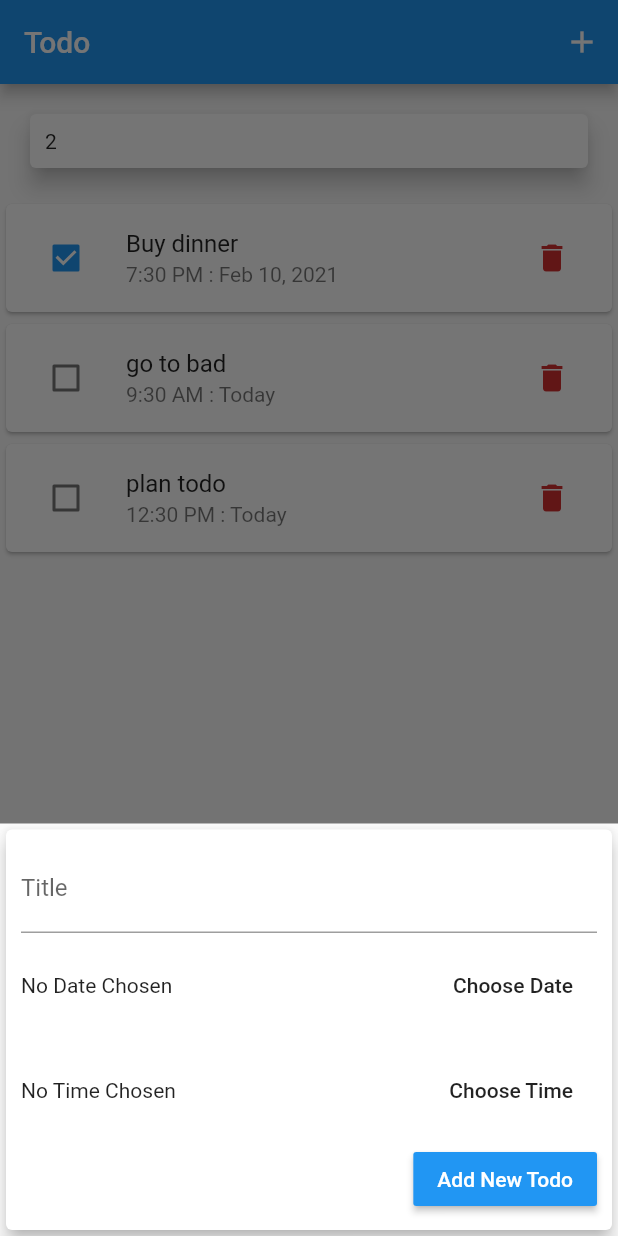
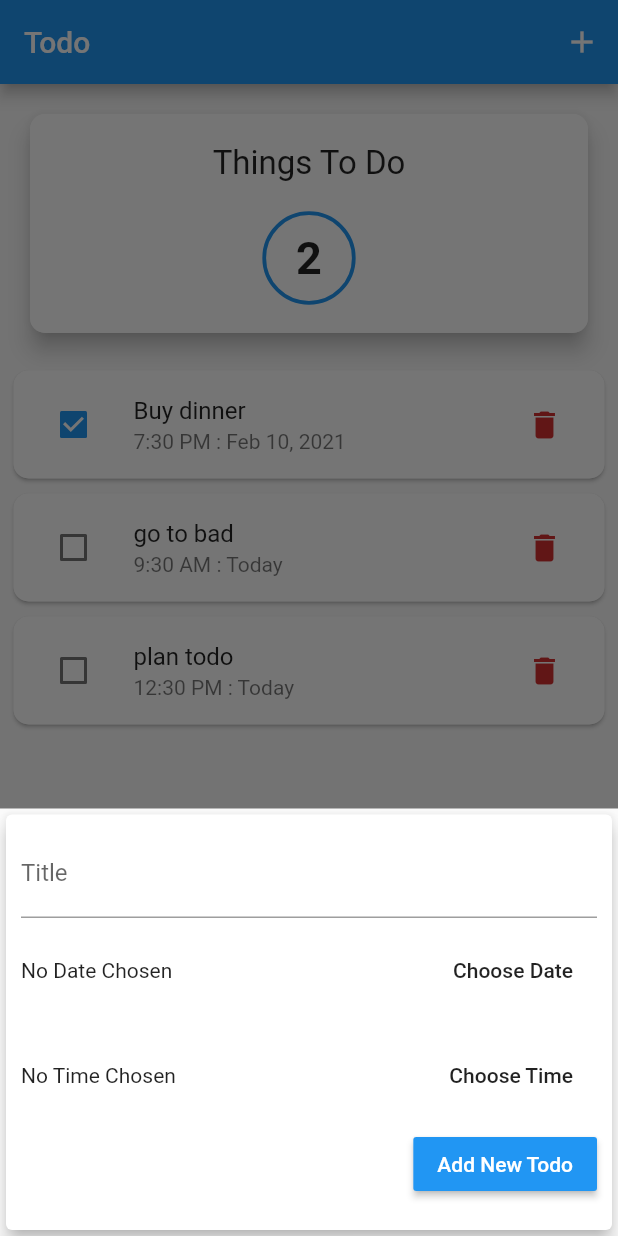
Before and after one commit to kyawmoehan/flutter_todo_app, a Flutter app: the screen it shows after launch, after a tap on the "add" icon, on a phone screen of 412 x 824 dp. Run offline on Flutter 3.47's test engine with Material 2 defaults, Android fonts, the phone set to English and light mode, and no system bars.

Commit message:
todo card, newtodo responsive

```diff
--- a/lib/main.dart
+++ b/lib/main.dart
@@ -49,16 +49,15 @@ class _MyHomePageState extends State<MyHomePage> {
     ),
   ];
 
-  int get _todayTodo {
+  List<Todo> get _todayTodo {
     final now = DateTime.now();
     final today = DateTime(now.year, now.month, now.day);
     var getTodayTodo = _todoList.where((todo) {
       final dateToCheck = todo.date;
       return today ==
           DateTime(dateToCheck.year, dateToCheck.month, dateToCheck.day);
-    });
-    print(getTodayTodo.length);
-    return getTodayTodo.length;
+    }).toList();
+    return getTodayTodo;
   }
 
   void _addNewTodo(String title, DateTime chosenDate, TimeOfDay chosenTime) {
@@ -89,6 +88,7 @@ class _MyHomePageState extends State<MyHomePage> {
 
   void _startAddNewTodo(BuildContext ctx) {
     showModalBottomSheet(
+        isScrollControlled: true,
         context: ctx,
         builder: (_) {
           return NewTodo(_addNewTodo);
@@ -111,7 +111,9 @@ class _MyHomePageState extends State<MyHomePage> {
         child: Column(
           crossAxisAlignment: CrossAxisAlignment.stretch,
           children: <Widget>[
-            TodayCard(_todayTodo),
+            Container(
+              child: TodayCard(_todayTodo),
+            ),
             TodoList(_todoList, _deleteTodo, _changeComplete),
           ],
         ),
--- a/lib/widget/new_todo.dart
+++ b/lib/widget/new_todo.dart
@@ -54,7 +54,12 @@ class _NewTodoState extends State<NewTodo> {
       child: Card(
         elevation: 5,
         child: Container(
-          padding: EdgeInsets.all(10),
+          margin: EdgeInsets.only(
+            top: 10,
+            left: 10,
+            right: 10,
+            bottom: MediaQuery.of(context).viewInsets.bottom + 20,
+          ),
           child: Column(
             crossAxisAlignment: CrossAxisAlignment.end,
             children: [
--- a/lib/widget/today_card.dart
+++ b/lib/widget/today_card.dart
@@ -1,17 +1,48 @@
 import 'package:flutter/material.dart';
 
+import '../modal/todo.dart';
+
 class TodayCard extends StatelessWidget {
-  final int todoCount;
-  TodayCard(this.todoCount);
+  final List<Todo> todayTodo;
+  TodayCard(this.todayTodo);
 
   @override
   Widget build(BuildContext context) {
     return Card(
       elevation: 6,
+      shape: RoundedRectangleBorder(
+        side: BorderSide(color: Colors.white70, width: 1),
+        borderRadius: BorderRadius.circular(10),
+      ),
+      // color: Colors.indigo,
+      borderOnForeground: true,
       margin: EdgeInsets.all(20),
       child: Padding(
         padding: EdgeInsets.all(10),
-        child: Text('${todoCount.toString()}'),
+        child: Column(
+          children: [
+            Padding(
+              padding: EdgeInsets.all(10),
+              child: Text(
+                'Things To Do',
+                style: TextStyle(fontSize: 22),
+              ),
+            ),
+            Container(
+              // margin: EdgeInsets.all(100.0),
+              decoration: BoxDecoration(
+                // color: Color(0xFFB74093),
+                shape: BoxShape.circle,
+                border: Border.all(width: 2.5, color: Colors.blue),
+              ),
+              padding: EdgeInsets.all(20),
+              child: Text(
+                '${todayTodo.length.toString()}',
+                style: TextStyle(fontSize: 30, fontWeight: FontWeight.bold),
+              ),
+            ),
+          ],
+        ),
       ),
     );
   }
--- a/lib/widget/todo_list.dart
+++ b/lib/widget/todo_list.dart
@@ -25,7 +25,13 @@ class TodoList extends StatelessWidget {
                 final dateToCheck = todos[index].date;
                 final aDate = DateTime(
                     dateToCheck.year, dateToCheck.month, dateToCheck.day);
-                return Card(
+                return Container(
+                  margin: EdgeInsets.symmetric(horizontal: 5, vertical: 1),
+                  child: Card(
+                    shape: RoundedRectangleBorder(
+                      side: BorderSide(color: Colors.white70, width: 1),
+                      borderRadius: BorderRadius.circular(10),
+                    ),
                     child: ListTile(
                       leading: Checkbox(
                         onChanged: (bool) =>
@@ -42,6 +48,7 @@ class TodoList extends StatelessWidget {
                         color: Theme.of(context).errorColor,
                       ),
                     ),
+                  ),
                 );
               },
             ),
```
Lines whose indentation alone changed are shown as unchanged.
